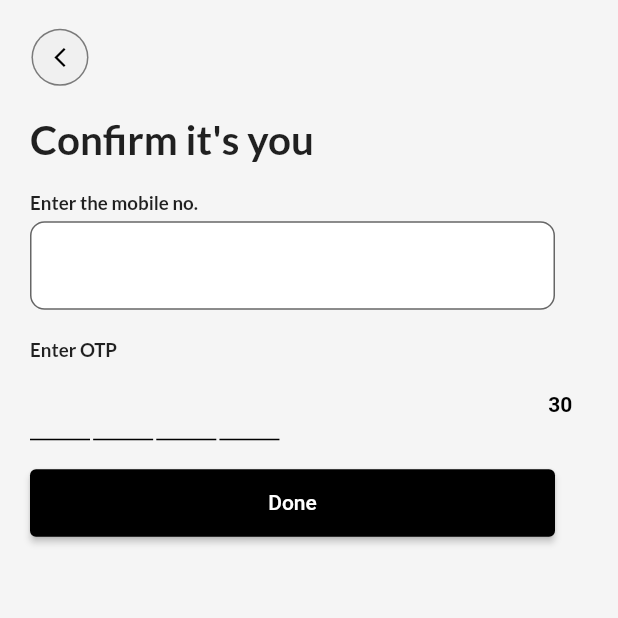
After one commit to MuneerAhamed01/Roadster, a Flutter app: the ResetPassword screen opened directly, on a phone screen of 412 x 824 dp, the top half of it. The commit adds this screen. Run offline on Flutter 3.47's test engine with Material 2 defaults, Android fonts, the phone set to English and light mode, and no system bars; drawn by our look-alikes of flutter_otp_text_field; our stand-ins replace animated_text_kit, bloc, carousel_slider, cloud_firestore, dio, firebase_core and 15 more; missing offline and left inert: api_cache_manager, dart:ffi, find_dropdown, flutter_rounded_date_picker, gender_picker; accounts and stored records are empty; project files that could hold a hidden picture were left out.

Commit message:
reset Password finished

```diff
--- a/lib/application/otp_cheaking/otpcheaking_state.dart
+++ b/lib/application/otp_cheaking/otpcheaking_state.dart
@@ -18,3 +18,4 @@ class OtpcheakMobError extends OtpcheakingState {
 class OtpcheakingotpCheck extends OtpcheakingState {}
 
 class OtpcheakingotpError extends OtpcheakingState {}
+class OtpcheakingMobileNoError extends OtpcheakingState {}
--- /dev/null
+++ b/lib/application/reset_password/reset_password_state.dart
@@ -0,0 +1,9 @@
+part of 'reset_password_cubit.dart';
+
+@immutable
+abstract class ResetPasswordState {}
+
+class ResetPasswordInitial extends ResetPasswordState {}
+class ResetPasswordOnDone extends ResetPasswordState {}
+class ResetPasswordOnprocess extends ResetPasswordState {}
+class ResetPasswordOnError extends ResetPasswordState {}
--- a/lib/application/user_details_settings/get_userdetail_and_image_bloc.dart
+++ b/lib/application/user_details_settings/get_userdetail_and_image_bloc.dart
@@ -24,6 +24,7 @@ class GetUserdetailAndImageBloc
       try {
         final response = await RepositoryHandler.getUserProfile(
             ApiValues.userDetails + userId.id);
+       await preferences.setString("userDetailsFull", response.data);
         print(response.data);
         final storage = FirebaseStorage.instance
             .ref()
--- a/lib/domain/api_values/api.dart
+++ b/lib/domain/api_values/api.dart
@@ -13,4 +13,5 @@ class ApiValues {
   static const bookingDetails = "/admin/adminbookingdata";
   static const userDetails = "/user/getprofileuserdata/";
   static const updateUser = '/user/userupdate/';
+  static const resetPassword = '/user/passwordreset/';
 }
--- a/lib/main.dart
+++ b/lib/main.dart
@@ -15,6 +15,7 @@ void main() async {
   await Firebase.initializeApp();
   preferences = await SharedPreferences.getInstance();
   await preferences.remove("carByDate");
+  await preferences.remove("userDetailsFull");
 
   runApp(MyApp());
 }
--- a/lib/presentation/Login_singnup/login_with_otp/otp_mobile_no.dart
+++ b/lib/presentation/Login_singnup/login_with_otp/otp_mobile_no.dart
@@ -1,8 +1,6 @@
 import 'dart:developer';
 
 import 'package:flutter/material.dart';
-import 'package:flutter/src/foundation/key.dart';
-import 'package:flutter/src/widgets/framework.dart';
 import 'package:flutter_bloc/flutter_bloc.dart';
 import 'package:flutter_screenutil/flutter_screenutil.dart';
 import 'package:get/get.dart';
--- a/lib/presentation/Login_singnup/sign_up_form/sign_up.dart
+++ b/lib/presentation/Login_singnup/sign_up_form/sign_up.dart
@@ -1,6 +1,7 @@
 import 'dart:io';
 
 import 'package:flutter/material.dart';
+import 'package:flutter/services.dart';
 import 'package:flutter_bloc/flutter_bloc.dart';
 import 'package:flutter_screenutil/flutter_screenutil.dart';
 import 'package:gender_picker/source/enums.dart';
@@ -273,8 +274,8 @@ class HeadingTextSignup extends StatelessWidget {
 }
 
 class TextFieldCustomized extends StatelessWidget {
-  const TextFieldCustomized({
-    Key? key,
+  const TextFieldCustomized(
+      {Key? key,
       required this.hintText,
       this.onFieldSubmitted,
       this.node,
@@ -287,7 +288,8 @@ class TextFieldCustomized extends StatelessWidget {
       this.textObstact = false,
       this.keyboardType,
       this.suffix,
-  }) : super(key: key);
+      this.bodrerRadius = const BorderRadius.all(Radius.circular(4.0)), this.input})
+      : super(key: key);
   final String hintText;
   final Function(String)? onFieldSubmitted;
   final FocusNode? node;
@@ -300,12 +302,15 @@ class TextFieldCustomized extends StatelessWidget {
   final TextInputType? keyboardType;
   final bool textObstact;
   final Widget? suffix;
+  final BorderRadius bodrerRadius;
+  final List<TextInputFormatter>? input;
 
   @override
   Widget build(BuildContext context) {
     return SizedBox(
       width: 350,
       child: TextFormField(
+        inputFormatters: input,
         // key: textFormKey,
         obscureText: textObstact,
         keyboardType: keyboardType,
@@ -330,7 +335,9 @@ class TextFieldCustomized extends StatelessWidget {
   }
 
   OutlineInputBorder _bordermethod() {
-    return const OutlineInputBorder(
-        borderSide: BorderSide(color: colorPalette2));
+    // var bodrerRadius;
+    return OutlineInputBorder(
+        borderSide: BorderSide(color: colorPalette2),
+        borderRadius: bodrerRadius);
   }
 }
--- a/lib/presentation/home_screen/home_screen.dart
+++ b/lib/presentation/home_screen/home_screen.dart
@@ -10,7 +10,6 @@ import 'package:road_ster/domain/models/user_login.dart';
 import 'package:road_ster/main.dart';
 import 'package:road_ster/presentation/home_screen/widgets/carosel.dart';
 import 'package:road_ster/presentation/home_screen/widgets/heading_text.dart';
-
 import '../../application/car_details/car_details_bloc.dart';
 import '../../domain/core/available_date.dart';
 import '../../domain/core/car_container.dart';
--- /dev/null
+++ b/lib/presentation/settings/screens/reset_password/reset_password.dart
@@ -0,0 +1,260 @@
+import 'package:flutter/material.dart';
+import 'package:flutter/services.dart';
+import 'package:flutter_bloc/flutter_bloc.dart';
+import 'package:flutter_otp_text_field/flutter_otp_text_field.dart';
+import 'package:flutter_screenutil/flutter_screenutil.dart';
+import 'package:get/get.dart';
+import 'package:google_fonts/google_fonts.dart';
+import 'package:road_ster/application/otp_cheaking/otpcheaking_cubit.dart';
+import 'package:road_ster/application/otp_timer/otpresendtimer_cubit.dart';
+import 'package:road_ster/application/reset_password/reset_password_cubit.dart';
+import 'package:road_ster/domain/core/widgets/back_buttton.dart';
+import 'package:road_ster/domain/core/widgets/border_radius.dart';
+import 'package:road_ster/domain/validations/login_validation.dart';
+// import 'package:road_ster/presentation/Login_singnup/login_with_otp/otp_mobile_no.dart';
+import 'package:road_ster/presentation/Login_singnup/sign_up_form/sign_up.dart';
+
+import '../../../../domain/core/sizedboxes.dart';
+
+// ignore: must_be_immutable
+class ResetPassword extends StatelessWidget {
+  ResetPassword({Key? key}) : super(key: key);
+  final _key = GlobalKey<FormState>();
+  final _keyPassword = GlobalKey<FormState>();
+  int otp = 0;
+  final TextEditingController _phoneController = TextEditingController();
+  final TextEditingController _passwordController = TextEditingController();
+  final TextEditingController _confirmPasswordController =
+      TextEditingController();
+
+  @override
+  Widget build(BuildContext context) {
+    return MultiBlocProvider(
+      // create: ,
+      providers: [
+        BlocProvider(create: (context) => OtpcheakingCubit()),
+        BlocProvider(create: (context) => OtpresendtimerCubit()),
+        BlocProvider(create: (context) => ResetPasswordCubit()),
+      ],
+
+      child: BlocConsumer<OtpcheakingCubit, OtpcheakingState>(
+          listener: (context, state) {
+        if (state is OtpcheakingOnprocess) {
+          context.read<OtpresendtimerCubit>().timerCheack(31);
+        }
+      }, builder: (context, state) {
+        return Scaffold(
+          body: SafeArea(
+            child: Column(
+              children: [
+                const CustomizedBackButton(),
+                Padding(
+                  padding: const EdgeInsets.symmetric(horizontal: 20),
+                  child: Visibility(
+                    visible: state is OtpcheakingOnMobcheack,
+                    replacement: _forOTP(context: context),
+                    child: _passwordReset(context: context),
+                  ),
+                )
+              ],
+            ),
+          ),
+        );
+      }),
+    );
+  }
+
+  Column _forOTP({required BuildContext context}) {
+    return Column(
+      crossAxisAlignment: CrossAxisAlignment.start,
+      children: [
+        h20,
+        Text(
+          "Confirm it's you",
+          style: GoogleFonts.lato(fontSize: 28.sp, fontWeight: FontWeight.bold),
+        ),
+        h20,
+        _headingTextSettings("Enter the mobile no."),
+        h5,
+        Form(
+          key: _key,
+          child: TextFieldCustomized(
+            input: [LengthLimitingTextInputFormatter(10)],
+            keyboardType: TextInputType.number,
+            controller: _phoneController,
+            // textInputAction: TextInputAction.next,
+            validator: (no) => ValidationTextField.phoneNoValidation(no),
+            onFieldSubmitted: (value) {
+              if (_key.currentState!.validate()) {
+                // FocusScope.of(context).nextFocus();
+                context.read<OtpcheakingCubit>().otpCheaking(int.parse(value));
+              }
+            },
+            hintText: "",
+            bodrerRadius: r10,
+          ),
+        ),
+        h20,
+        _headingTextSettings("Enter OTP"),
+        h5,
+        Row(
+          children: [
+            OtpTextField(
+              onSubmit: (value) {
+                otp = int.parse(value);
+              },
+              crossAxisAlignment: CrossAxisAlignment.start,
+              mainAxisAlignment: MainAxisAlignment.start,
+              margin: EdgeInsets.only(right: 2.w),
+              borderWidth: 1,
+              // showFieldAsBox: true,
+              // autoFocus: true,
+              showCursor: false,
+              // fieldWidth: 60,
+              borderColor: Colors.black,
+              enabledBorderColor: Colors.black,
+              focusedBorderColor: Colors.black,
+              // borderRadius: BorderRadius.circular(30),
+              textStyle: const TextStyle(color: Colors.black),
+              // hasCustomInputDecoration: true,
+            ),
+            space,
+            Padding(
+              padding: EdgeInsets.only(right: 10.w),
+              child: BlocBuilder<OtpresendtimerCubit, OtpresendtimerState>(
+                  builder: (context, state) {
+                return Visibility(
+                  visible:
+                      state is OtpresendtimeroncountingFinished ? false : true,
+                  replacement: TextButton(
+                    onPressed: () {},
+                    child: const Text(
+                      "Resend OTP",
+                      style: TextStyle(
+                          fontSize: 14,
+                          color: Colors.blue,
+                          fontWeight: FontWeight.bold),
+                    ),
+                  ),
+                  child: Text(
+                      state is OtpresendtimerOncounting
+                          ? state.countValue.toString()
+                          : "30",
+                      style: const TextStyle(
+                          fontSize: 14,
+                          color: Colors.black,
+                          fontWeight: FontWeight.bold)),
+                );
+              }),
+            )
+          ],
+        ),
+        h20,
+        _buttonForReset(
+          text: "Done",
+          onPressed: () {
+            if (otp != 0) {
+              context
+                  .read<OtpcheakingCubit>()
+                  .otpValidation(int.parse(_phoneController.text), otp);
+            }
+          },
+        ),
+      ],
+    );
+  }
+
+  SizedBox _buttonForReset(
+      {required String text, required VoidCallback onPressed}) {
+    return SizedBox(
+      height: 45,
+      width: 350,
+      child: ElevatedButton(
+        onPressed: onPressed,
+        style: ElevatedButton.styleFrom(primary: Colors.black),
+        child: Text(
+          text,
+          style: const TextStyle(
+            color: Colors.white,
+          ),
+        ),
+      ),
+    );
+  }
+
+  Widget _passwordReset({required BuildContext context}) {
+    return BlocListener<ResetPasswordCubit, ResetPasswordState>(
+      listener: (context, state) {
+        if (state is ResetPasswordOnprocess) {
+        } else if (state is ResetPasswordOnError) {
+        } else if (state is ResetPasswordOnDone) {
+          Get.back();
+        }
+        // TODO: implement listener
+      },
+      child: Form(
+        key: _keyPassword,
+        child: Column(
+          crossAxisAlignment: CrossAxisAlignment.start,
+          children: [
+            h20,
+            Text(
+              "Create New Password",
+              style: GoogleFonts.lato(
+                  fontSize: 28.sp, fontWeight: FontWeight.bold),
+            ),
+            h20,
+            _headingTextSettings("New password"),
+            h5,
+            TextFieldCustomized(
+              controller: _passwordController,
+              validator: (password) =>
+                  ValidationTextField.passwordValidation(password),
+              hintText: "",
+              bodrerRadius: r10,
+            ),
+            h20,
+            _headingTextSettings("Confirm Password"),
+            h5,
+            TextFieldCustomized(
+              controller: _confirmPasswordController,
+              validator: (password) => ValidationTextField.passwordValidation(
+                  password,
+                  cheakValue: _passwordController.text),
+              hintText: "",
+              bodrerRadius: r10,
+            ),
+            h20,
+            SizedBox(
+              height: 45,
+              width: 350,
+              child: ElevatedButton(
+                style: ElevatedButton.styleFrom(primary: Colors.black),
+                onPressed: () {
+                  if (_keyPassword.currentState!.validate()) {
+                    context
+                        .read<ResetPasswordCubit>()
+                        .resetPassword(_passwordController.text);
+                  }
+                },
+                child: const Text(
+                  "Reset Password",
+                  style: TextStyle(
+                    color: Colors.white,
+                  ),
+                ),
+              ),
+            ),
+          ],
+        ),
+      ),
+    );
+  }
+
+  Text _headingTextSettings(String text) {
+    return Text(
+      text,
+      style: GoogleFonts.lato(fontSize: 13.sp, fontWeight: FontWeight.bold),
+    );
+  }
+}
```
Also changed, not shown: lib/application/otp_cheaking/otpcheaking_cubit.dart (+21 -3 lines), lib/application/reset_password/reset_password_cubit.dart (added, +31 -0 lines), lib/infastructure/login_and_signup/login_repository.dart (+19 -0 lines), lib/presentation/settings/screens/booking_histroy/booking_history.dart (added, +16 -0 lines), lib/presentation/settings/screens/user_account_details/update_profile.dart (+7 -3 lines), lib/presentation/settings/settings_screen.dart (+19 -7 lines). Lines whose indentation alone changed are shown as unchanged.
